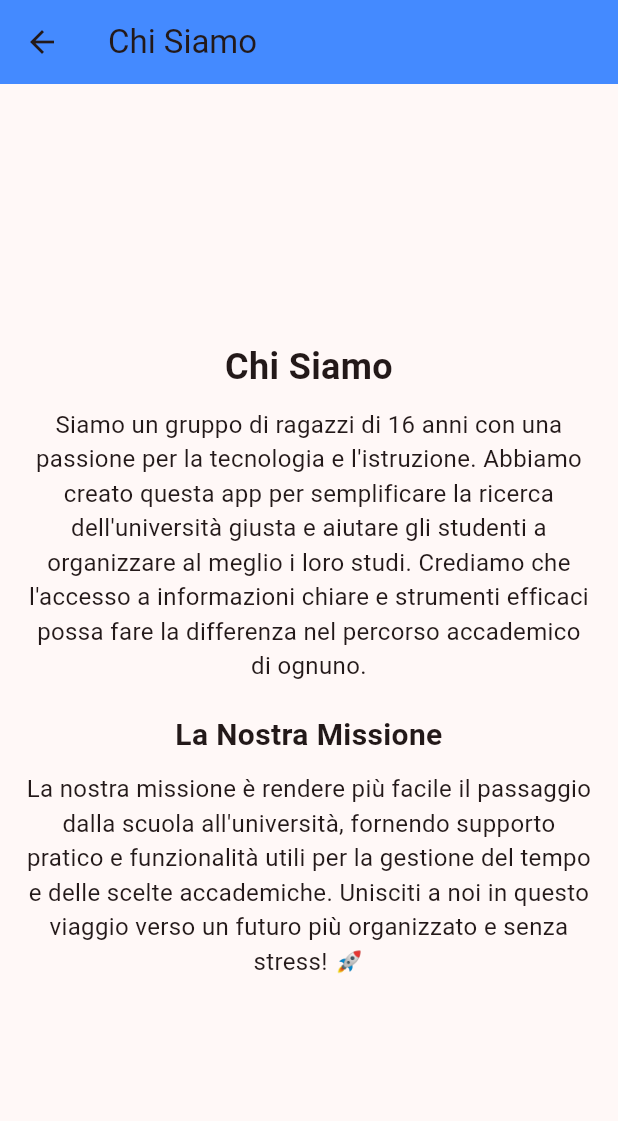
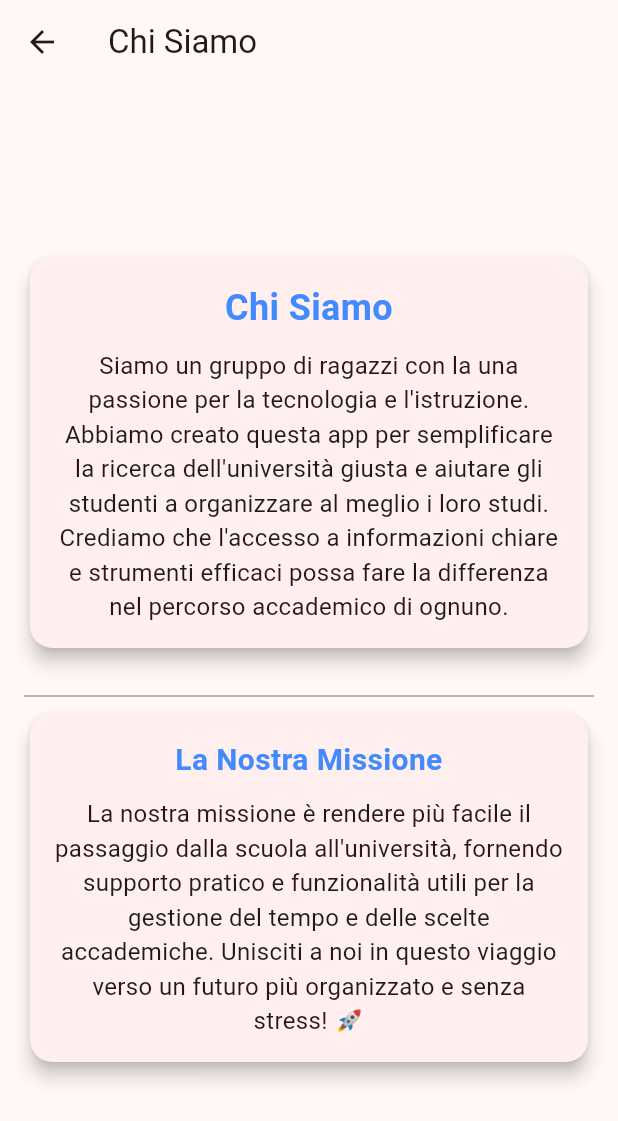
Before and after one commit to simonposy/Prima_Applicazione, a Flutter app: the ChiSiamoPage screen opened directly, on a phone screen of 412 x 824 dp. Shown: the top 1121 px of the screen. Run offline on Flutter 3.47's test engine with Material 3 defaults, Android fonts, the phone set to English and light mode, and no system bars; our stand-ins replace firebase_auth, firebase_core, geolocator, google_maps_flutter; accounts and stored records are empty.

Commit message:
chi siamo 2

```diff
--- a/lib/devteam/ChiSiamo/ChiSiamo.dart
+++ b/lib/devteam/ChiSiamo/ChiSiamo.dart
@@ -6,34 +6,63 @@ class ChiSiamoPage extends StatelessWidget {
     return Scaffold(
       appBar: AppBar(
         title: Text('Chi Siamo'),
-        backgroundColor: Colors.blueAccent,
       ),
-      body: Center(
-        child: Padding( // Padding con "P" maiuscola
+      body: Container(
+
+        child: Center(
+          child: Padding(
             padding: EdgeInsets.all(16.0),
             child: Column(
-            mainAxisSize: MainAxisSize.min, // Evita che la colonna occupi tutto lo spazio verticale
-            crossAxisAlignment: CrossAxisAlignment.center, // Centra il contenuto
+              mainAxisSize: MainAxisSize.min,
+              crossAxisAlignment: CrossAxisAlignment.center,
+              children: [
+
+                // Card per "Chi Siamo"
+                Card(
+                  shape: RoundedRectangleBorder(
+                    borderRadius: BorderRadius.circular(15),
+                  ),
+                  elevation: 5,
+                  child: Padding(
+                    padding: EdgeInsets.all(16),
+                    child: Column(
                       children: [
                         Text(
                           'Chi Siamo',
-                style: TextStyle(fontSize: 24, fontWeight: FontWeight.bold),
-                textAlign: TextAlign.center, // Centra il testo
+                          style: TextStyle(fontSize: 24, fontWeight: FontWeight.bold, color: Colors.blueAccent),
+                          textAlign: TextAlign.center,
                         ),
                         SizedBox(height: 10),
                         Text(
-                "Siamo un gruppo di ragazzi di 16 anni con una passione per la tecnologia e l'istruzione. "
+                          "Siamo un gruppo di ragazzi con la una passione per la tecnologia e l'istruzione. "
                               "Abbiamo creato questa app per semplificare la ricerca dell'università giusta e aiutare gli studenti "
                               "a organizzare al meglio i loro studi. Crediamo che l'accesso a informazioni chiare e strumenti efficaci "
                               "possa fare la differenza nel percorso accademico di ognuno.",
                           style: TextStyle(fontSize: 16),
-                textAlign: TextAlign.center, // Centra il testo
+                          textAlign: TextAlign.center,
                         ),
+                      ],
+                    ),
+                  ),
+                ),
+
                 SizedBox(height: 20),
+                Divider(thickness: 1, color: Colors.grey),
+
+                // Card per "La Nostra Missione"
+                Card(
+                  shape: RoundedRectangleBorder(
+                    borderRadius: BorderRadius.circular(15),
+                  ),
+                  elevation: 5,
+                  child: Padding(
+                    padding: EdgeInsets.all(16),
+                    child: Column(
+                      children: [
                         Text(
                           'La Nostra Missione',
-                style: TextStyle(fontSize: 20, fontWeight: FontWeight.bold),
-                textAlign: TextAlign.center, // Centra il testo
+                          style: TextStyle(fontSize: 20, fontWeight: FontWeight.bold, color: Colors.blueAccent),
+                          textAlign: TextAlign.center,
                         ),
                         SizedBox(height: 10),
                         Text(
@@ -41,9 +70,14 @@ class ChiSiamoPage extends StatelessWidget {
                               "e funzionalità utili per la gestione del tempo e delle scelte accademiche. "
                               "Unisciti a noi in questo viaggio verso un futuro più organizzato e senza stress! 🚀",
                           style: TextStyle(fontSize: 16),
-                textAlign: TextAlign.center, // Centra il testo
+                          textAlign: TextAlign.center,
                         ),
                       ],
+                    ),
+                  ),
+                ),
+              ],
+            ),
           ),
         ),
       ),
```
Lines whose indentation alone changed are shown as unchanged.
